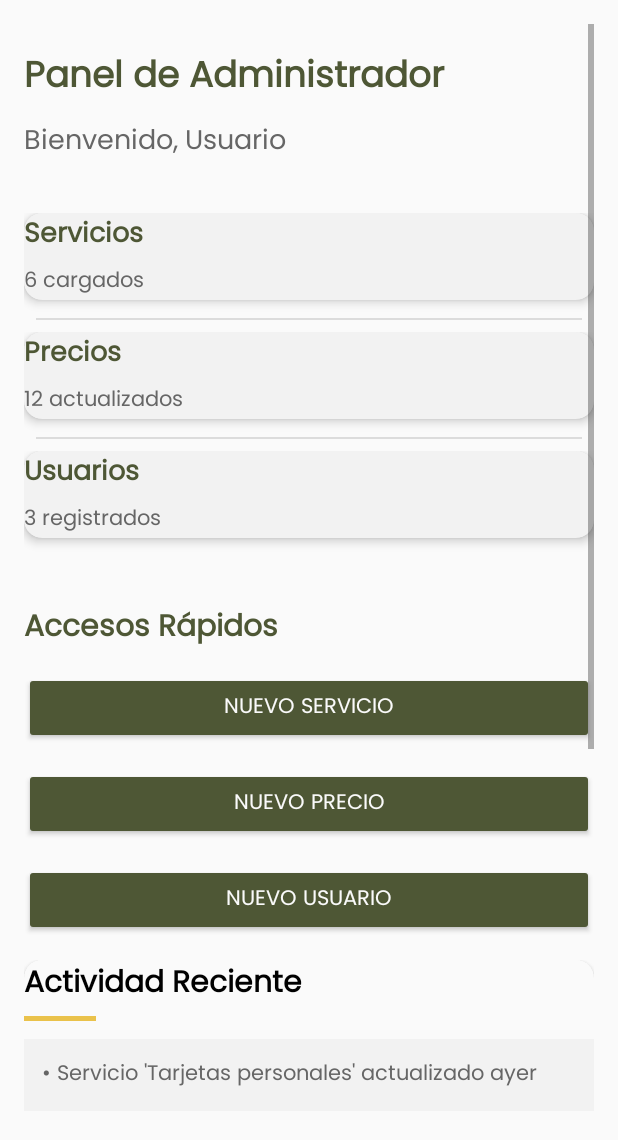
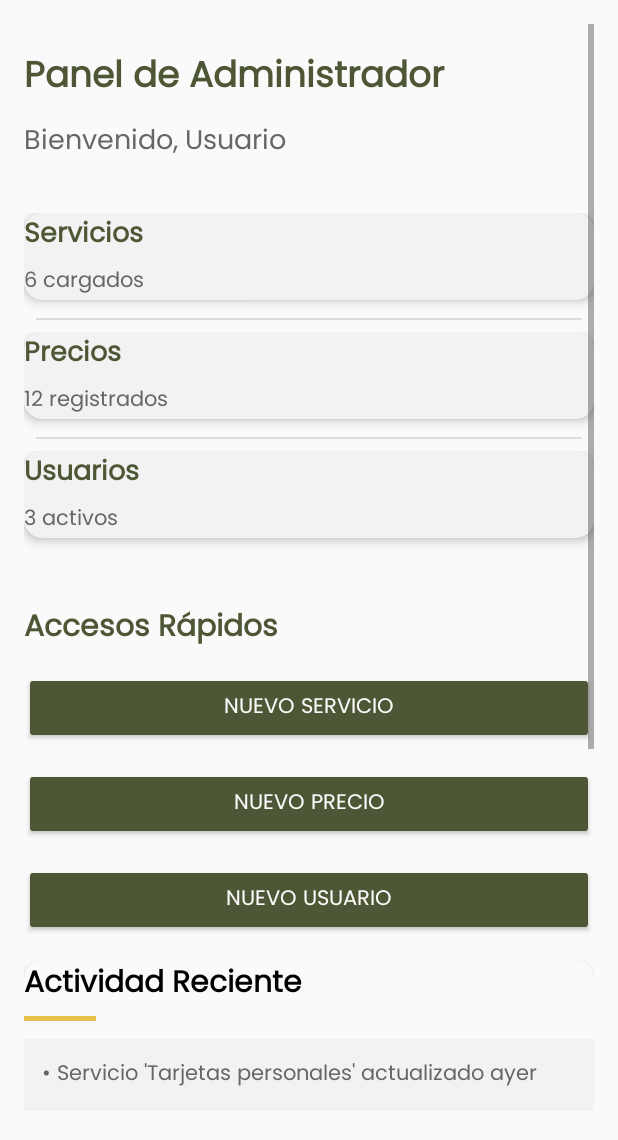
Before and after one commit to antonellavillani/nuevopack_admin_app, an Android app built with Jetpack Compose: the InicioActivity screen opened directly, with no data from a screen before it, on a phone screen of 412 x 824 dp, the part 96-1236 px from its top. Run offline under Robolectric (Android 15) with nearby library versions, the phone set to English and light mode, and no system bars.

Commit message:
feat: Apliqué patrón MVC en InicioActivity con controlador y modelo ResumenCard

```diff
--- a/app/src/main/AndroidManifest.xml
+++ b/app/src/main/AndroidManifest.xml
@@ -15,7 +15,7 @@
 
         <!-- MainActivity -->
         <activity
-            android:name=".MainActivity"
+            android:name=".view.MainActivity"
             android:exported="true"
             android:label="@string/app_name"
             android:theme="@style/Theme.NuevoPackAdmin">
@@ -26,7 +26,7 @@
         </activity>
 
         <!-- Inicio -->
-        <activity android:name=".InicioActivity" />
+        <activity android:name=".view.InicioActivity" />
     </application>
 
 </manifest>
--- /dev/null
+++ b/app/src/main/java/com/nuevopack/admin/controller/ResumenCardController.java
@@ -0,0 +1,39 @@
+package com.nuevopack.admin.controller;
+
+import com.nuevopack.admin.model.ResumenCard;
+import java.util.ArrayList;
+import java.util.List;
+
+public class ResumenCardController {
+
+    public ResumenCard getServiciosCard() {
+        return new ResumenCard("Servicios", "6 cargados");
+    }
+
+    public ResumenCard getPreciosCard() {
+        return new ResumenCard("Precios", "12 registrados");
+    }
+
+    public ResumenCard getUsuariosCard() {
+        return new ResumenCard("Usuarios", "3 activos");
+    }
+
+    public ResumenCard getActividadCard() {
+        return new ResumenCard("Actividad Reciente", "");
+    }
+
+    public ResumenCard getAlertasCard() {
+        return new ResumenCard("Alertas del sistema", "");
+    }
+
+    // Devolver una lista con todas las cards
+    public List<ResumenCard> getTodasLasCards() {
+        List<ResumenCard> lista = new ArrayList<>();
+        lista.add(getServiciosCard());
+        lista.add(getPreciosCard());
+        lista.add(getUsuariosCard());
+        lista.add(getActividadCard());
+        lista.add(getAlertasCard());
+        return lista;
+    }
+}
--- /dev/null
+++ b/app/src/main/java/com/nuevopack/admin/model/ResumenCard.java
@@ -0,0 +1,19 @@
+package com.nuevopack.admin.model;
+
+public class ResumenCard {
+    private String titulo;
+    private String descripcion;
+
+    public ResumenCard(String titulo, String descripcion) {
+        this.titulo = titulo;
+        this.descripcion = descripcion;
+    }
+
+    public String getTitulo() {
+        return titulo;
+    }
+
+    public String getDescripcion() {
+        return descripcion;
+    }
+}
--- a/app/src/main/java/com/nuevopack/admin/InicioActivity.java
+++ b/app/src/main/java/com/nuevopack/admin/view/InicioActivity.java
@@ -1,4 +1,6 @@
-package com.nuevopack.admin;
+package com.nuevopack.admin.view;
+import com.nuevopack.admin.controller.ResumenCardController;
+import com.nuevopack.admin.model.ResumenCard;
 
 import android.os.Bundle;
 import android.view.View;
@@ -8,6 +10,8 @@ import android.widget.TextView;
 import androidx.appcompat.app.AppCompatActivity;
 import androidx.core.view.GravityCompat;
 import androidx.drawerlayout.widget.DrawerLayout;
+
+import com.nuevopack.admin.R;
 
 public class InicioActivity extends AppCompatActivity {
 
@@ -23,35 +27,43 @@ public class InicioActivity extends AppCompatActivity {
         iconMenu.setOnClickListener(v -> drawerLayout.openDrawer(GravityCompat.START));
         iconClose.setOnClickListener(v -> drawerLayout.closeDrawer(GravityCompat.START));
 
+        // Crear controlador
+        ResumenCardController cardController = new ResumenCardController();
+
         // === Card Servicios ===
         View cardServicios = findViewById(R.id.includeCardServicios);
+        ResumenCard serviciosCard = cardController.getServiciosCard();
         TextView tituloServicios = cardServicios.findViewById(R.id.tituloCard);
         TextView textoServicios = cardServicios.findViewById(R.id.textoCard);
-        tituloServicios.setText("Servicios");
-        textoServicios.setText("6 cargados");
+        tituloServicios.setText(serviciosCard.getTitulo());
+        textoServicios.setText(serviciosCard.getDescripcion());
 
         // === Card Precios ===
         View cardPrecios = findViewById(R.id.includeCardPrecios);
+        ResumenCard preciosCard = cardController.getPreciosCard();
         TextView tituloPrecios = cardPrecios.findViewById(R.id.tituloCard);
         TextView textoPrecios = cardPrecios.findViewById(R.id.textoCard);
-        tituloPrecios.setText("Precios");
-        textoPrecios.setText("12 actualizados");
+        tituloPrecios.setText(preciosCard.getTitulo());
+        textoPrecios.setText(preciosCard.getDescripcion());
 
         // === Card Usuarios ===
         View cardUsuarios = findViewById(R.id.includeCardUsuarios);
+        ResumenCard usuariosCard = cardController.getUsuariosCard();
         TextView tituloUsuarios = cardUsuarios.findViewById(R.id.tituloCard);
         TextView textoUsuarios = cardUsuarios.findViewById(R.id.textoCard);
-        tituloUsuarios.setText("Usuarios");
-        textoUsuarios.setText("3 registrados");
+        tituloUsuarios.setText(usuariosCard.getTitulo());
+        textoUsuarios.setText(usuariosCard.getDescripcion());
 
         // === Card Actividad Reciente ===
         View cardActividad = findViewById(R.id.includeCardActividad);
+        ResumenCard actividadCard = cardController.getActividadCard();
         TextView tituloActividad = cardActividad.findViewById(R.id.tituloInfo);
-        tituloActividad.setText("Actividad Reciente");
+        tituloActividad.setText(actividadCard.getTitulo());
 
         // === Card Alertas ===
         View cardAlertas = findViewById(R.id.includeCardAlertas);
+        ResumenCard alertasCard = cardController.getAlertasCard();
         TextView tituloAlertas = cardAlertas.findViewById(R.id.tituloInfo);
-        tituloAlertas.setText("Alertas del sistema");
+        tituloAlertas.setText(alertasCard.getTitulo());
     }
 }
--- a/app/src/main/java/com/nuevopack/admin/MainActivity.java
+++ b/app/src/main/java/com/nuevopack/admin/view/MainActivity.java
@@ -1,4 +1,4 @@
-package com.nuevopack.admin;
+package com.nuevopack.admin.view;
 
 import android.os.Bundle;
 import androidx.appcompat.app.AppCompatActivity;
@@ -9,6 +9,8 @@ import android.widget.Button;
 import android.widget.EditText;
 import android.widget.ImageView;
 import android.content.Intent;
+
+import com.nuevopack.admin.R;
 
 public class MainActivity extends AppCompatActivity {
 
```
